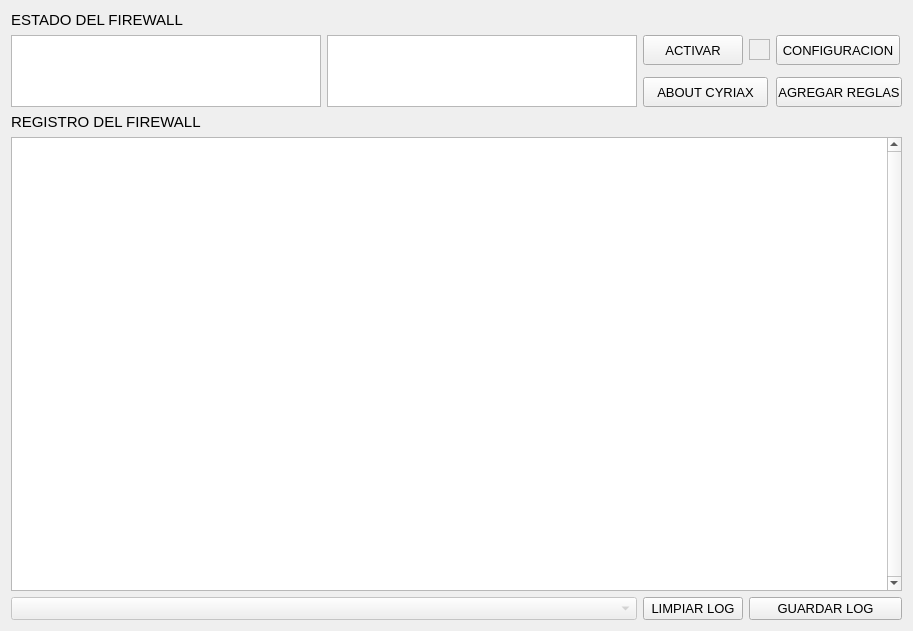
Above: firewall.ui from ljnazar/Cyriax before the change. Below: the same form after it.
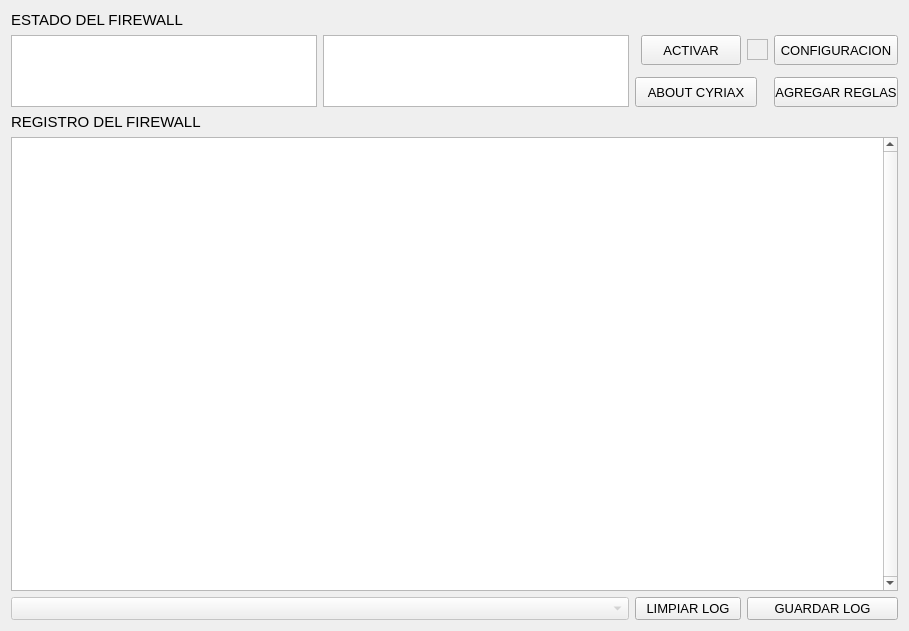
That is the form after the change.

Diff of the .ui file:
```diff
--- a/firewall.ui
+++ b/firewall.ui
@@ -41,20 +41,20 @@
       <bool>true</bool>
      </property>
      <property name="sizePolicy">
-      <sizepolicy hsizetype="Preferred" vsizetype="Preferred">
+      <sizepolicy hsizetype="Expanding" vsizetype="Expanding">
        <horstretch>0</horstretch>
        <verstretch>0</verstretch>
       </sizepolicy>
      </property>
      <property name="minimumSize">
       <size>
-       <width>310</width>
-       <height>72</height>
+       <width>0</width>
+       <height>0</height>
       </size>
      </property>
      <property name="maximumSize">
       <size>
-       <width>310</width>
+       <width>16777215</width>
        <height>72</height>
       </size>
      </property>
@@ -90,20 +90,20 @@
       <bool>true</bool>
      </property>
      <property name="sizePolicy">
-      <sizepolicy hsizetype="Preferred" vsizetype="Preferred">
+      <sizepolicy hsizetype="Expanding" vsizetype="Expanding">
        <horstretch>0</horstretch>
        <verstretch>0</verstretch>
       </sizepolicy>
      </property>
      <property name="minimumSize">
       <size>
-       <width>310</width>
-       <height>72</height>
+       <width>0</width>
+       <height>0</height>
       </size>
      </property>
      <property name="maximumSize">
       <size>
-       <width>310</width>
+       <width>16777215</width>
        <height>72</height>
       </size>
      </property>
@@ -189,40 +189,6 @@
      </property>
     </widget>
    </item>
-   <item row="1" column="2" colspan="2">
-    <widget class="QPushButton" name="pushButton">
-     <property name="sizePolicy">
-      <sizepolicy hsizetype="Minimum" vsizetype="Fixed">
-       <horstretch>100</horstretch>
-       <verstretch>30</verstretch>
-      </sizepolicy>
-     </property>
-     <property name="minimumSize">
-      <size>
-       <width>100</width>
-       <height>30</height>
-      </size>
-     </property>
-     <property name="font">
-      <font>
-       <family>Cantarell</family>
-       <pointsize>10</pointsize>
-       <weight>50</weight>
-       <bold>false</bold>
-       <kerning>true</kerning>
-      </font>
-     </property>
-     <property name="text">
-      <string notr="true">ACTIVAR</string>
-     </property>
-     <property name="checkable">
-      <bool>true</bool>
-     </property>
-     <property name="default">
-      <bool>false</bool>
-     </property>
-    </widget>
-   </item>
    <item row="1" column="5">
     <widget class="QPushButton" name="pushButton_3">
      <property name="enabled">
@@ -258,13 +224,13 @@
      </property>
      <property name="minimumSize">
       <size>
-       <width>125</width>
+       <width>122</width>
        <height>30</height>
       </size>
      </property>
      <property name="maximumSize">
       <size>
-       <width>125</width>
+       <width>122</width>
        <height>30</height>
       </size>
      </property>
@@ -289,13 +255,13 @@
      </property>
      <property name="minimumSize">
       <size>
-       <width>126</width>
+       <width>124</width>
        <height>30</height>
       </size>
      </property>
      <property name="maximumSize">
       <size>
-       <width>126</width>
+       <width>124</width>
        <height>30</height>
       </size>
      </property>
@@ -389,6 +355,46 @@
      </property>
     </widget>
    </item>
+   <item row="1" column="3">
+    <widget class="QPushButton" name="pushButton">
+     <property name="sizePolicy">
+      <sizepolicy hsizetype="Minimum" vsizetype="Fixed">
+       <horstretch>100</horstretch>
+       <verstretch>30</verstretch>
+      </sizepolicy>
+     </property>
+     <property name="minimumSize">
+      <size>
+       <width>100</width>
+       <height>30</height>
+      </size>
+     </property>
+     <property name="maximumSize">
+      <size>
+       <width>100</width>
+       <height>30</height>
+      </size>
+     </property>
+     <property name="font">
+      <font>
+       <family>Cantarell</family>
+       <pointsize>10</pointsize>
+       <weight>50</weight>
+       <bold>false</bold>
+       <kerning>true</kerning>
+      </font>
+     </property>
+     <property name="text">
+      <string notr="true">ACTIVAR</string>
+     </property>
+     <property name="checkable">
+      <bool>true</bool>
+     </property>
+     <property name="default">
+      <bool>false</bool>
+     </property>
+    </widget>
+   </item>
   </layout>
   <zorder>pushButton_3</zorder>
   <zorder>pushButton_2</zorder>
```
Left out of the diff: 2 changed lines with no effect on the pictures.
